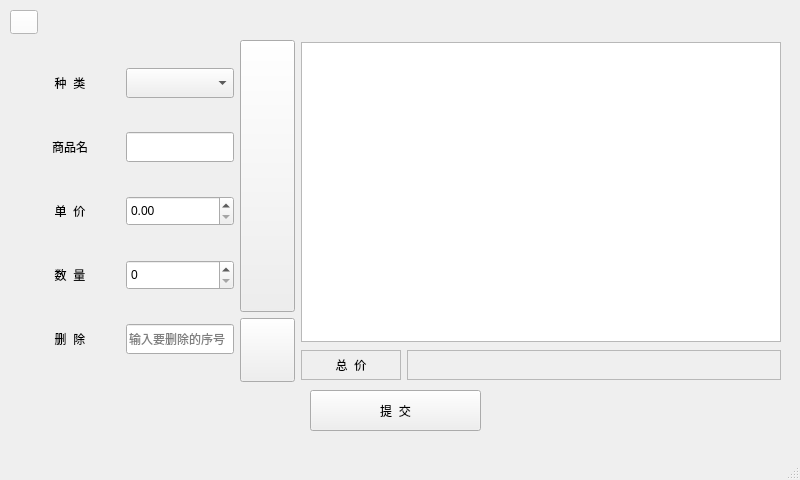
Above: goodsmanagementwindow.ui from cbt-98/Supermarket-Management-System before the change. Below: the same form after it.
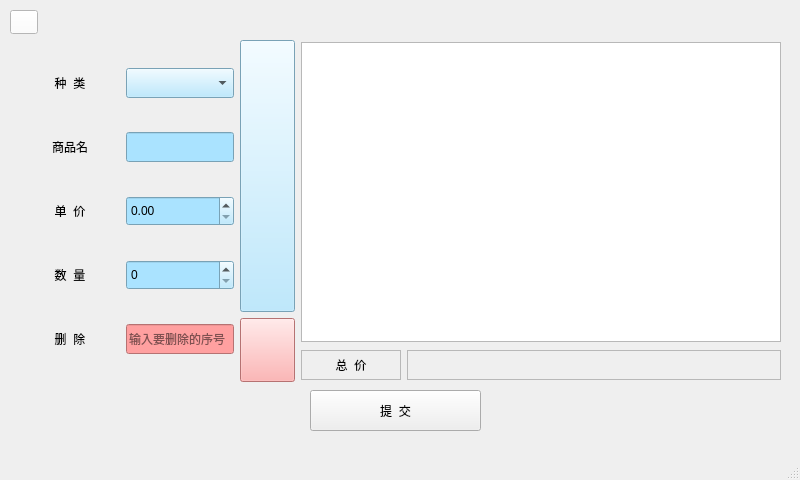
That is the form after the change. Icons and pictures are not drawn.

```diff
--- a/goodsmanagementwindow.ui
+++ b/goodsmanagementwindow.ui
@@ -107,6 +107,7 @@
            </property>
            <property name="styleSheet">
             <string notr="true">color: rgb(0, 0, 0);
+background-color: rgb(170, 227, 255);
 font: 12pt &quot;黑体&quot;;</string>
            </property>
           </widget>
@@ -151,6 +152,7 @@
            </property>
            <property name="styleSheet">
             <string notr="true">font: 12pt &quot;黑体&quot;;
+background-color: rgb(170, 227, 255);
 color: rgb(0, 0, 0);</string>
            </property>
           </widget>
@@ -195,6 +197,7 @@
            </property>
            <property name="styleSheet">
             <string notr="true">font: 12pt &quot;黑体&quot;;
+background-color: rgb(170, 227, 255);
 color: rgb(0, 0, 0);</string>
            </property>
            <property name="maximum">
@@ -242,6 +245,7 @@
            </property>
            <property name="styleSheet">
             <string notr="true">font: 12pt &quot;黑体&quot;;
+background-color: rgb(170, 227, 255);
 color: rgb(0, 0, 0);</string>
            </property>
            <property name="maximum">
@@ -289,6 +293,7 @@
            </property>
            <property name="styleSheet">
             <string notr="true">color: rgb(0, 0, 0);
+background-color: rgb(255, 160, 160);
 font: 10pt &quot;黑体&quot;;</string>
            </property>
            <property name="placeholderText">
@@ -316,6 +321,9 @@
            <height>0</height>
           </size>
          </property>
+         <property name="styleSheet">
+          <string notr="true">background-color: rgb(170, 227, 255);</string>
+         </property>
          <property name="text">
           <string/>
          </property>
@@ -339,6 +347,9 @@
            <height>64</height>
           </size>
          </property>
+         <property name="styleSheet">
+          <string notr="true">background-color: rgb(255, 160, 160);</string>
+         </property>
          <property name="text">
           <string/>
          </property>
```
